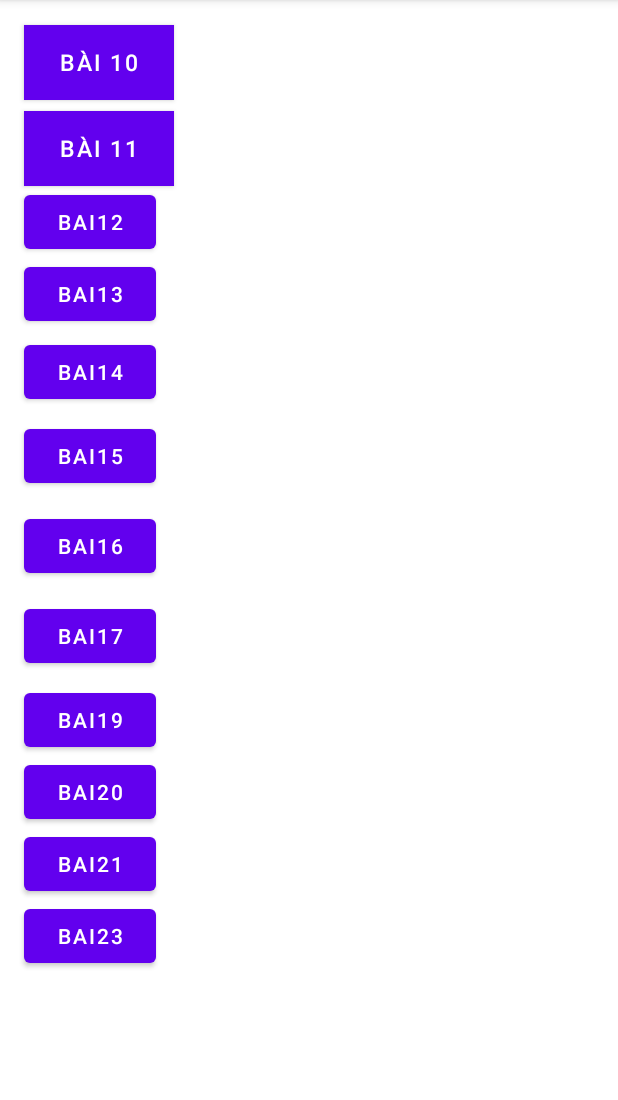
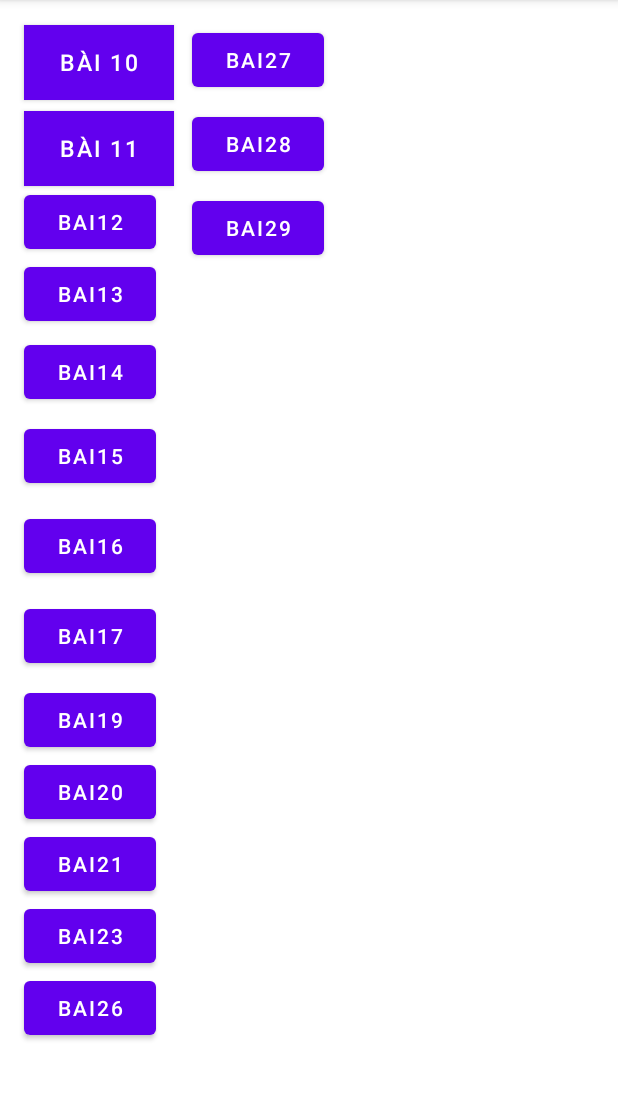
Before and after one commit to lotuanthanh2001/github-android, an Android app: the screen it shows after launch (MainActivity), on a phone screen of 412 x 824 dp, the part 84-1184 px from its top. Run offline under Robolectric (Android 15) with nearby library versions, the phone set to English and light mode, and no system bars.

Commit message:
bai 26,27,28

```diff
--- a/app/src/main/java/com/example/githubandroid/MainActivity.java
+++ b/app/src/main/java/com/example/githubandroid/MainActivity.java
@@ -18,6 +18,10 @@ import com.example.githubandroid.bai19.Bai19Activity;
 import com.example.githubandroid.bai20.Bai20Activity;
 import com.example.githubandroid.bai21.Bai21Activity;
 import com.example.githubandroid.bai23.Bai23Activity;
+import com.example.githubandroid.bai26.Bai26Activity;
+import com.example.githubandroid.bai27.Bai27Activity;
+import com.example.githubandroid.bai28.Bai28Activity;
+import com.example.githubandroid.bai29.Bai29Activity;
 import com.example.githubandroid.bai9.Bai9Activity;
 
 public class MainActivity extends AppCompatActivity {
@@ -139,6 +143,43 @@ public class MainActivity extends AppCompatActivity {
                 startActivity(intent);
             }
         });
+        Button btn26 = findViewById(R.id.btnbai26);
+        btn26.setOnClickListener(new View.OnClickListener() {
+            @Override
+            public void onClick(View v) {
+
+                Intent intent = new Intent(MainActivity.this, Bai26Activity.class);
+                startActivity(intent);
+            }
+        });
+        Button btn27= findViewById(R.id.btnbai27);
+        btn27.setOnClickListener(new View.OnClickListener() {
+            @Override
+            public void onClick(View v) {
+
+                Intent intent = new Intent(MainActivity.this, Bai27Activity.class);
+                startActivity(intent);
+            }
+        });
+        Button btn28= findViewById(R.id.btnbai28);
+        btn28.setOnClickListener(new View.OnClickListener() {
+            @Override
+            public void onClick(View v) {
+
+                Intent intent = new Intent(MainActivity.this, Bai28Activity.class);
+                startActivity(intent);
+            }
+        });
+        Button btn29= findViewById(R.id.btnbai29);
+        btn29.setOnClickListener(new View.OnClickListener() {
+            @Override
+            public void onClick(View v) {
+                Intent intent = new Intent(MainActivity.this, Bai29Activity.class);
+                startActivity(intent);
+            }
+        });
+
+
 
     }
 
--- a/app/src/main/res/layout/activity_main.xml
+++ b/app/src/main/res/layout/activity_main.xml
@@ -133,5 +133,44 @@
         app:layout_constraintStart_toStartOf="parent"
         app:layout_constraintTop_toBottomOf="@+id/btnbai21" />
 
+    <Button
+        android:id="@+id/btnbai26"
+        android:layout_width="wrap_content"
+        android:layout_height="wrap_content"
+        android:layout_marginStart="16dp"
+        android:text="Bai26"
+        app:layout_constraintStart_toStartOf="parent"
+        app:layout_constraintTop_toBottomOf="@+id/btnbai23" />
+
+    <Button
+        android:id="@+id/btnbai27"
+        android:layout_width="wrap_content"
+        android:layout_height="wrap_content"
+        android:layout_marginStart="12dp"
+        android:layout_marginTop="16dp"
+        android:text="Bai27"
+        app:layout_constraintStart_toEndOf="@+id/btnActivity1"
+        app:layout_constraintTop_toTopOf="parent" />
+
+    <Button
+        android:id="@+id/btnbai28"
+        android:layout_width="wrap_content"
+        android:layout_height="wrap_content"
+        android:layout_marginStart="12dp"
+        android:layout_marginTop="8dp"
+        android:text="Bai28"
+        app:layout_constraintStart_toEndOf="@+id/btnBai11"
+        app:layout_constraintTop_toBottomOf="@+id/btnbai27" />
+
+    <Button
+        android:id="@+id/btnbai29"
+        android:layout_width="wrap_content"
+        android:layout_height="wrap_content"
+        android:layout_marginStart="24dp"
+        android:layout_marginTop="8dp"
+        android:text="Bai29"
+        app:layout_constraintStart_toEndOf="@+id/btnBai12"
+        app:layout_constraintTop_toBottomOf="@+id/btnbai28" />
+
 
 </androidx.constraintlayout.widget.ConstraintLayout>
```
Also changed, not shown: app/src/main/AndroidManifest.xml (+12 -0 lines), app/src/main/java/com/example/githubandroid/bai26/Bai26Activity.java (added, +31 -0 lines), app/src/main/java/com/example/githubandroid/bai27/Bai27Activity.java (added, +34 -0 lines), app/src/main/java/com/example/githubandroid/bai28/Bai28Activity.java (added, +83 -0 lines), app/src/main/java/com/example/githubandroid/bai29/Bai29Activity.java (added, +16 -0 lines), app/src/main/res/layout/activity_bai26.xml (added, +8 -0 lines), app/src/main/res/layout/activity_bai27.xml (added, +18 -0 lines), app/src/main/res/layout/activity_bai28.xml (added, +49 -0 lines), app/src/main/res/layout/activity_bai29.xml (added, +9 -0 lines), app/src/main/res/drawable/manhinh3.jpg (added), app/src/main/res/drawable/minhinh1.jpg (added), 1 other file.
